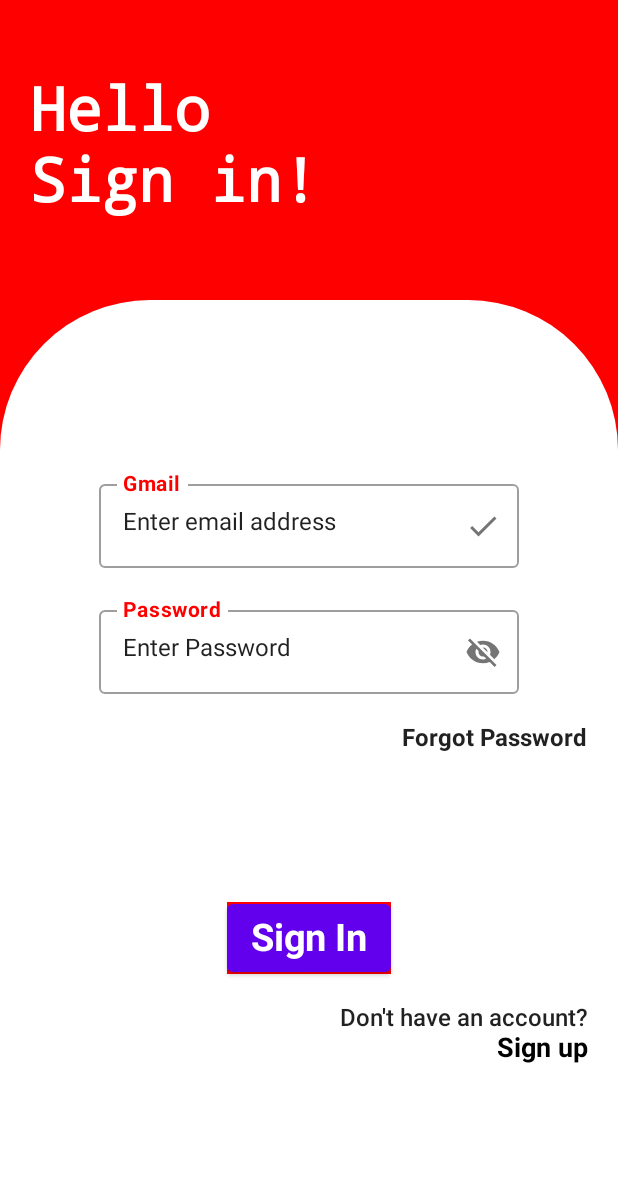
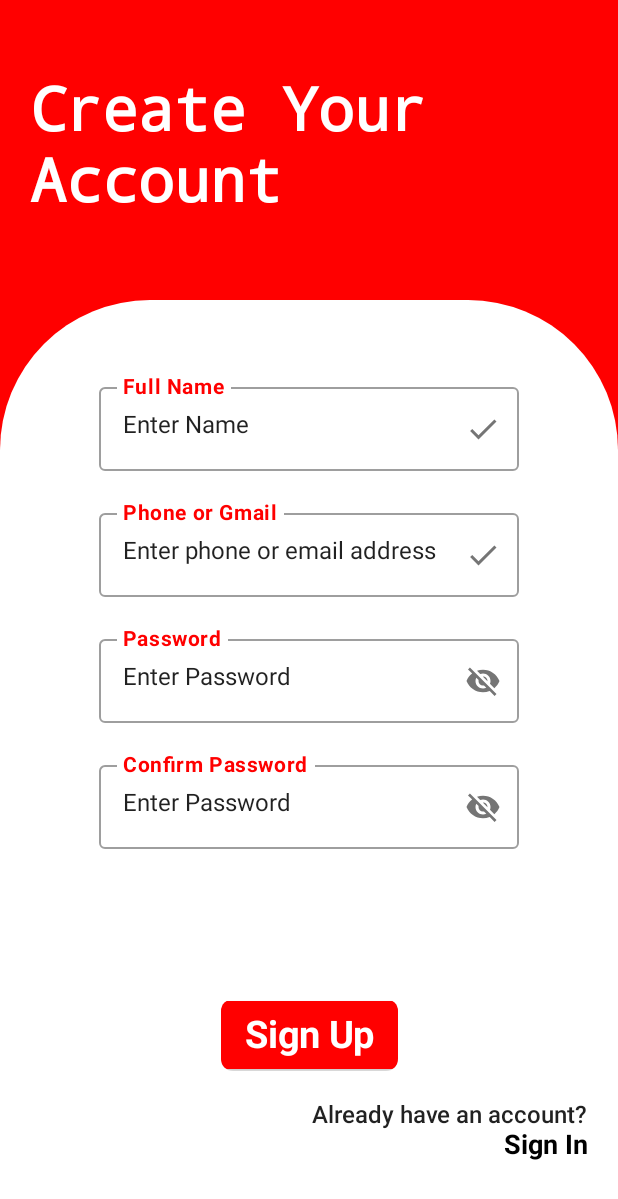
Before and after one commit to KCAUDevClub/NewsAppJetpack, an Android app built with Jetpack Compose: the composable SignUpView shown on its own in the app's theme, on a phone screen of 412 x 824 dp. Shown: the top 1199 px of the screen. Run offline under Robolectric (Android 15) with nearby library versions, the phone set to English and light mode, and no system bars.

Commit message:
Sign Up page

```diff
--- a/NewsAppJetpack/app/src/main/java/com/example/newsappjetpack/welcome/SignInView.kt
+++ b/NewsAppJetpack/app/src/main/java/com/example/newsappjetpack/welcome/SignInView.kt
@@ -109,11 +109,26 @@ fun SignInView() {
 //            Forgot Password section
                 Spacer(modifier = Modifier.height(20.dp))
                 Text(
-                    text = "Forgot Password",
+                    text = "Forgot Password?",
                     modifier = Modifier.align(Alignment.End),
                     style = TextStyle(
                         fontWeight = FontWeight.Bold,
                         fontSize = 16.sp
+                    )
+                )
+                // Reset Here
+                ClickableText(
+                    text = AnnotatedString(
+                        "Reset here"
+                    ),
+                    onClick = {
+                        /* TO DO - Add navigation to reset password*/
+                    },
+                    modifier = Modifier.align(Alignment.End),
+                    style = TextStyle(
+                        fontWeight = FontWeight.Bold,
+                        fontSize = 16.sp,
+                        color = Color.Red
                     )
                 )
 //            Sign In Button
@@ -150,7 +165,8 @@ fun SignInView() {
                     modifier = Modifier.align(Alignment.End),
                     style = TextStyle(
                         fontWeight = FontWeight.Bold,
-                        fontSize = 18.sp
+                        fontSize = 16.sp,
+                        color = Color.Red
                     )
                 )
             }
--- a/NewsAppJetpack/app/src/main/java/com/example/newsappjetpack/welcome/SignUpView.kt
+++ b/NewsAppJetpack/app/src/main/java/com/example/newsappjetpack/welcome/SignUpView.kt
@@ -12,6 +12,7 @@ import androidx.compose.ui.Alignment
 import androidx.compose.ui.Modifier
 import androidx.compose.ui.draw.clip
 import androidx.compose.ui.graphics.Color
+import androidx.compose.ui.graphics.Outline
 import androidx.compose.ui.res.painterResource
 import androidx.compose.ui.text.AnnotatedString
 import androidx.compose.ui.text.TextStyle
@@ -36,7 +37,7 @@ fun SignUpView() {
                 .height(200.dp)
         ) {
             Text(
-                text = "Hello \nSign in!",
+                text = "Create Your\nAccount",
                 style = TextStyle(
                     color = Color.White,
                     fontFamily = FontFamily.Monospace,
@@ -58,12 +59,38 @@ fun SignUpView() {
                 horizontalAlignment = Alignment.CenterHorizontally,
                 verticalArrangement = Arrangement.Center
             ) {
+                // Full name
                 OutlinedTextField(
-                    value = "Enter email address",
+                    value = "Enter Name",
                     onValueChange = {},
                     label = {
                         Text(
-                            text = "Gmail",
+                            text = "Full Name",
+                            color = Color.Red,
+                            fontWeight = FontWeight.Bold,
+                            fontSize = 14.sp
+                        )
+                    },
+                    trailingIcon = {
+                        IconButton(
+                            onClick = { /*TODO*/ }
+
+                        ) {}
+                        Icon(
+                            imageVector = Icons.Default.Check,
+                            contentDescription = "Check Mark"
+                        )
+                    }
+
+                )
+                // Phone or Gmail
+                Spacer(modifier = Modifier.height(20.dp))
+                OutlinedTextField(
+                    value = "Enter phone or email address",
+                    onValueChange = {},
+                    label = {
+                        Text(
+                            text = "Phone or Gmail",
                             color = Color.Red,
                             fontWeight = FontWeight.Bold,
                             fontSize = 14.sp
@@ -105,23 +132,43 @@ fun SignUpView() {
                         )
                     }
                 )
-//            Forgot Password section
+
+                // Confirm Password
                 Spacer(modifier = Modifier.height(20.dp))
-                Text(
-                    text = "Forgot Password",
-                    modifier = Modifier.align(Alignment.End),
-                    style = TextStyle(
-                        fontWeight = FontWeight.Bold,
-                        fontSize = 16.sp
-                    )
+                OutlinedTextField(
+                    value = "Enter Password",
+                    onValueChange = {},
+                    label = {
+                        Text(
+                            text = "Confirm Password",
+                            color = Color.Red,
+                            fontWeight = FontWeight.Bold,
+                            fontSize = 14.sp
+                        )
+                    },
+                    trailingIcon = {
+                        IconButton(
+                            onClick = { /*TODO*/ }
+
+                        ) {}
+                        Icon(
+                            painter = painterResource(id = R.drawable.visibility_off),
+                            contentDescription = ""
+                        )
+                    }
                 )
-//            Sign In Button
+
+//            Sign Up Button
                 Spacer(modifier = Modifier.height(100.dp))
-                Button(modifier = Modifier
-                    .background(color = Color.Red),
-                    onClick = { /*TODO*/ }) {
+                Button(
+                    onClick = { /*TODO*/ },
+                    colors = ButtonDefaults.buttonColors(
+                        backgroundColor = Color.Red
+                    ),
+                    modifier = Modifier.clip(RoundedCornerShape(8.dp))
+                ) {
                     Text(
-                        text = "Sign In",
+                        text = "Sign Up",
                         style = TextStyle(
                             fontWeight = FontWeight.Bold,
                             fontSize = 25.sp,
@@ -132,7 +179,7 @@ fun SignUpView() {
 //                Don't have an account CTA
                 Spacer(modifier = Modifier.height(20.dp))
                 Text(
-                    text = "Don't have an account?",
+                    text = "Already have an account?",
                     modifier = Modifier.align(Alignment.End),
                     style = TextStyle(
                         fontWeight = FontWeight.SemiBold,
@@ -141,7 +188,7 @@ fun SignUpView() {
                 )
                 ClickableText(
                     text = AnnotatedString(
-                        "Sign up"
+                        "Sign In"
                     ),
                     onClick = {
                         // TODO Navigation to Sign Up Screen
@@ -162,5 +209,5 @@ fun SignUpView() {
 @Preview
 @Composable
 fun PreviewSignUp() {
-    SignInView()
+    SignUpView()
 }
```
